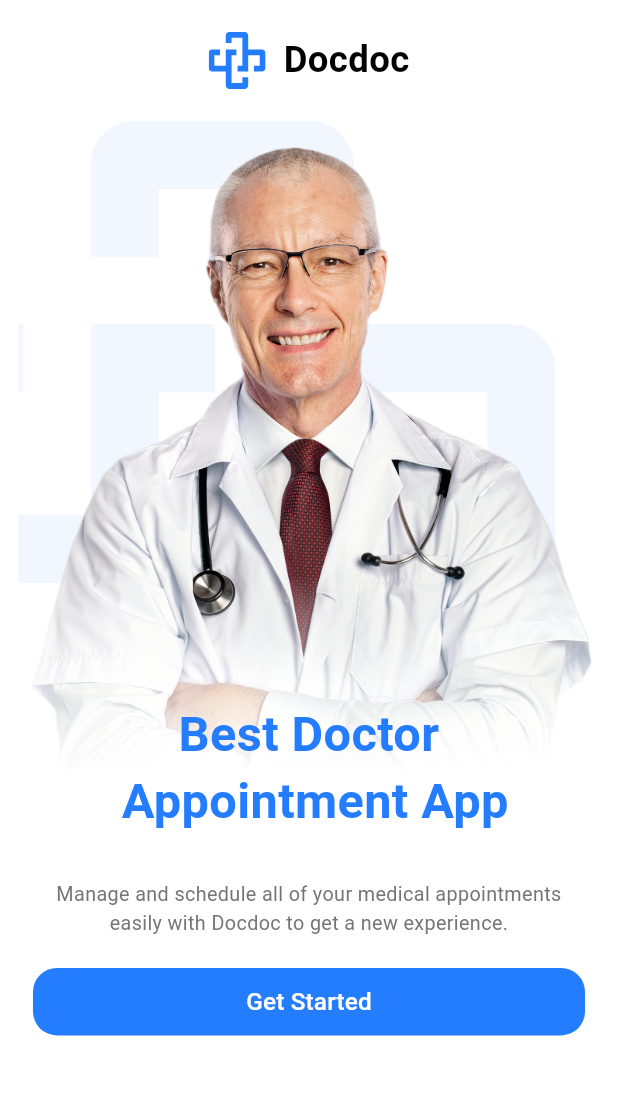
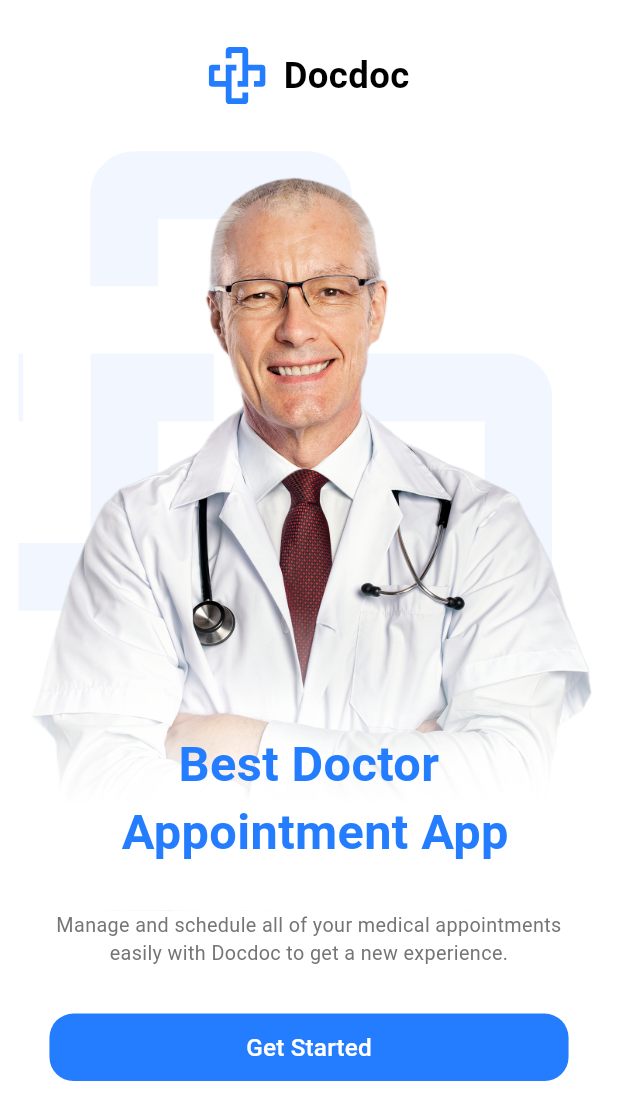
Before and after one commit to eng-ahmedabdo/Doc-Bridge, a Flutter app: the screen it shows after launch, on a phone screen of 412 x 824 dp. Shown: the top 1120 px of the screen. Run offline on Flutter 3.47's test engine with Material 3 defaults, Android fonts, the phone set to English and light mode, and no system bars; our stand-ins replace flutter_screenutil, flutter_svg.

Commit message:
onboarding height updates between elements

```diff
--- a/lib/features/onBoarding/on_boarding_screen.dart
+++ b/lib/features/onBoarding/on_boarding_screen.dart
@@ -14,14 +14,14 @@ class OnBoardingScreen extends StatelessWidget {
       body: SafeArea(
         child: SingleChildScrollView(
           child: Padding(
-            padding: EdgeInsets.only(top: 20.h, bottom: 20.h),
+            padding: EdgeInsets.only(top: 30.h, bottom: 30.h),
             child: Column(
               children: [
                 const DocLogoAndNamed(),
-                SizedBox(height: 20.h),
+                SizedBox(height: 30.h),
                 const DocImageAndText(),
                 Padding(
-                  padding: EdgeInsets.symmetric(horizontal: 20.w),
+                  padding: EdgeInsets.symmetric(horizontal: 30.w),
                   child: Column(
                     children: [
                       Text(
@@ -29,7 +29,7 @@ class OnBoardingScreen extends StatelessWidget {
                         style: TextStyles.font13GrayRegular,
                         textAlign: TextAlign.center,
                       ),
-                      SizedBox(height: 20.h),
+                      SizedBox(height: 30.h),
                       const GetStartedButton(),
                     ],
                   ),
--- a/lib/features/onBoarding/widgets/doc_image_and_text.dart
+++ b/lib/features/onBoarding/widgets/doc_image_and_text.dart
@@ -12,7 +12,7 @@ class DocImageAndText extends StatelessWidget {
   Widget build(BuildContext context) {
     return Stack(
       children: [
-        SvgPicture.asset('assets/svgs/logo_low_opacity.svg', height: 440.h),
+        SvgPicture.asset('assets/svgs/logo_low_opacity.svg'),
         Container(
           foregroundDecoration: BoxDecoration(
             gradient: LinearGradient(
```
